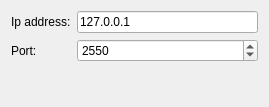
Qt form src/dialogs/newgamewidget_client.ui (Dgzt/knapsen) before a commit.
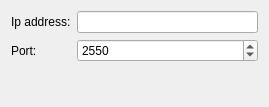
The same form after that commit.

Diff of the .ui file:
```diff
--- a/src/dialogs/newgamewidget_client.ui
+++ b/src/dialogs/newgamewidget_client.ui
@@ -24,7 +24,7 @@
    <item row="0" column="1">
     <widget class="QLineEdit" name="client_ipAddressLineEdit">
      <property name="text">
-      <string>127.0.0.1</string>
+      <string notr="true"/>
      </property>
     </widget>
    </item>
```
Left out of the diff: 3 changed lines with no effect on the pictures.
